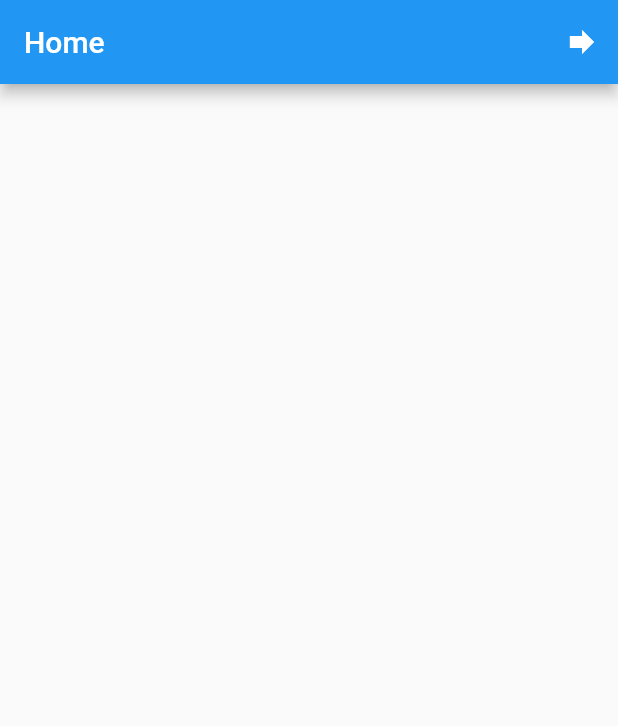
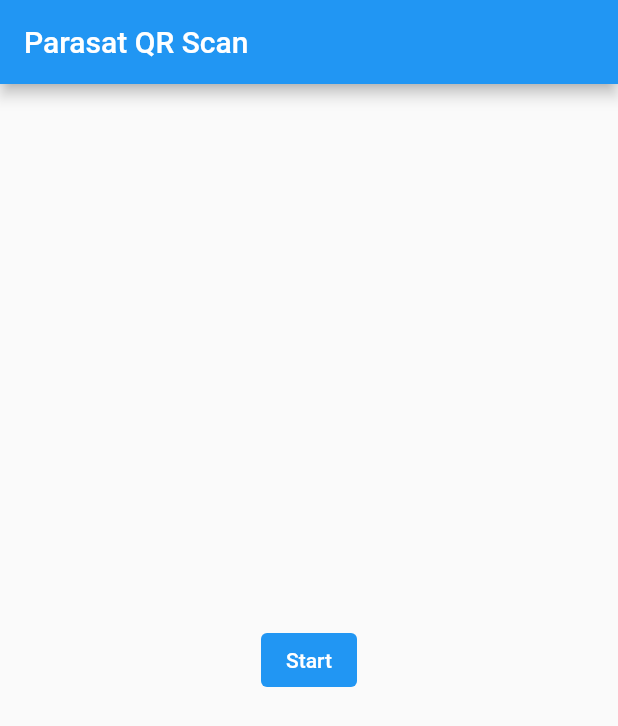
Before and after one commit to lamaw01/qrparasat, a Flutter app: the screen it shows after launch, on a phone screen of 412 x 824 dp. Shown: the top 726 px of the screen. Run offline on Flutter 3.47's test engine with Material 2 defaults, Android fonts, the phone set to English and light mode, and no system bars; our stand-ins replace geolocator; missing offline and left inert: mobile_scanner.

Commit message:
added qr and geolocation lat long

```diff
--- a/lib/main.dart
+++ b/lib/main.dart
@@ -1,10 +1,17 @@
 import 'package:flutter/material.dart';
+import 'package:geolocator/geolocator.dart';
 
+import 'check_location_permission.dart';
 import 'qr_page.dart';
 
-void main() {
-  runApp(const MyApp());
+void main() async {
+  WidgetsFlutterBinding.ensureInitialized();
+  runApp(
+    const MyApp(),
+  );
 }
+
+late Position currentPosition;
 
 class MyApp extends StatelessWidget {
   const MyApp({super.key});
@@ -12,36 +19,67 @@ class MyApp extends StatelessWidget {
   @override
   Widget build(BuildContext context) {
     return MaterialApp(
-      title: 'Flutter Demo',
+      title: 'Parasat QR Scan',
       theme: ThemeData(
         primarySwatch: Colors.blue,
       ),
-      //home: const Qrpage(),
       home: const Home(),
+      debugShowCheckedModeBanner: false,
     );
   }
 }
 
-class Home extends StatelessWidget {
+class Home extends StatefulWidget {
   const Home({super.key});
+
+  @override
+  State<Home> createState() => _HomeState();
+}
+
+class _HomeState extends State<Home> {
+  final _isLoading = ValueNotifier(false);
 
   @override
   Widget build(BuildContext context) {
     return Scaffold(
       appBar: AppBar(
-        title: const Text('Home'),
-        actions: [
-          IconButton(
-            onPressed: () {
-              Navigator.of(context).push(
-                MaterialPageRoute(
-                  builder: (context) => const Qrpage(),
+        title: const Text('Parasat QR Scan'),
+      ),
+      body: Center(
+        child: ValueListenableBuilder(
+          valueListenable: _isLoading,
+          builder: (context, state, child) {
+            if (state) {
+              return const CircularProgressIndicator();
+            } else {
+              return TextButton(
+                style: TextButton.styleFrom(
+                  backgroundColor: Colors.blue,
+                ),
+                onPressed: () async {
+                  _isLoading.value = true;
+                  await determinePosition().then((value) {
+                    currentPosition = value;
+                    debugPrint(
+                        '${currentPosition.latitude} ${currentPosition.longitude}');
+                    Navigator.of(context).push(
+                      MaterialPageRoute(
+                        builder: (context) => const Qrpage(),
+                      ),
+                    );
+                  }).onError((error, stackTrace) {
+                    debugPrint(error.toString());
+                  });
+                  _isLoading.value = false;
+                },
+                child: const Text(
+                  'Start',
+                  style: TextStyle(color: Colors.white),
                 ),
               );
-            },
-            icon: const Icon(Icons.forward),
-          )
-        ],
+            }
+          },
+        ),
       ),
     );
   }
--- a/pubspec.yaml
+++ b/pubspec.yaml
@@ -36,6 +36,8 @@ dependencies:
   # Use with the CupertinoIcons class for iOS style icons.
   cupertino_icons: ^1.0.2
   mobile_scanner: ^3.0.0
+  geolocator: ^9.0.2
+  riverpod: ^2.2.0
 
 dev_dependencies:
   flutter_test:
```
Also changed, not shown: lib/check_location_permission.dart (added, +42 -0 lines), lib/qr_page.dart (+126 -13 lines), pubspec.lock, 5 other files.
